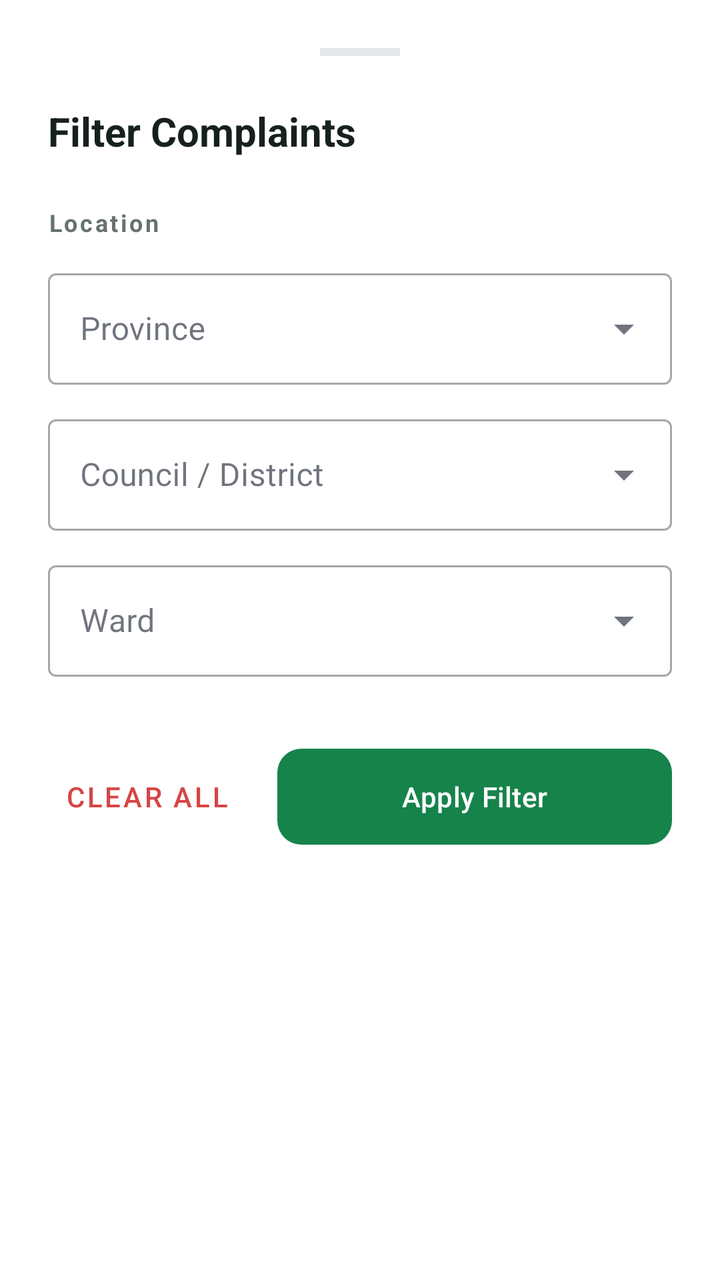
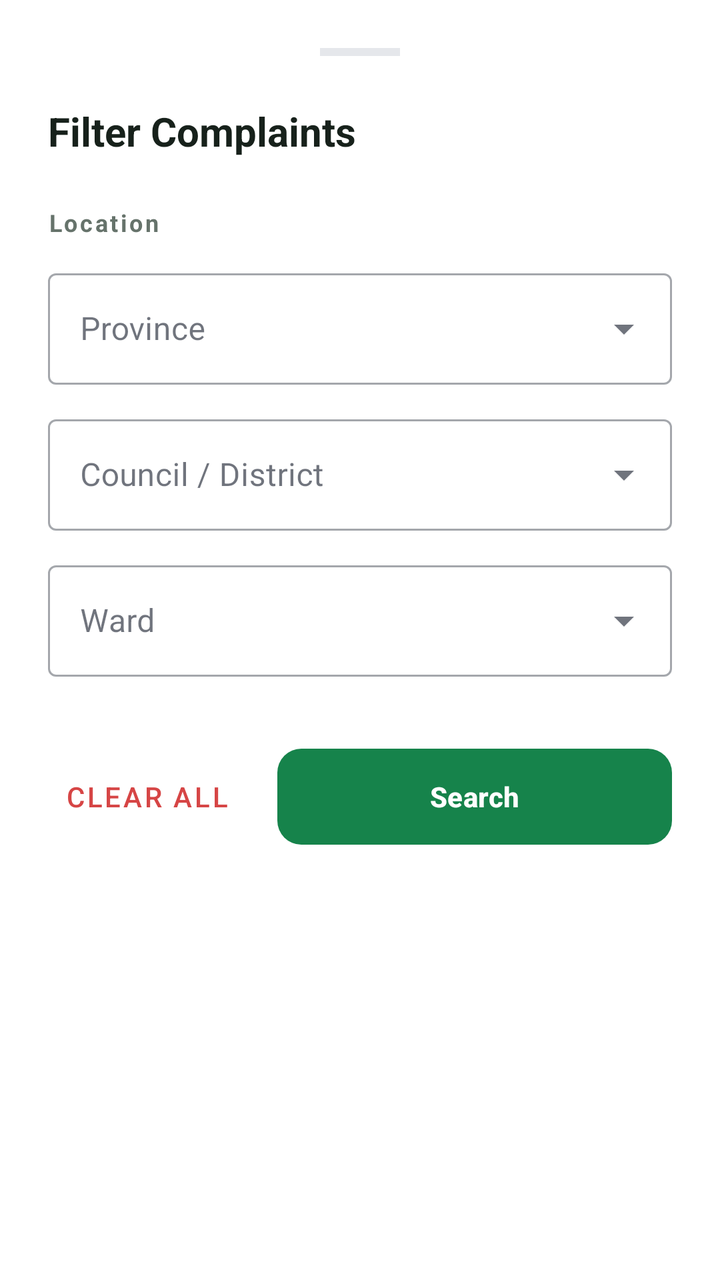

Screens rendered from an Android XML layout before and after an edit, with the pre-edit source and the edit as a unified diff.
<!-- AndroidManifest.xml: application theme Theme.VoiceYanga -->
<!-- res/layout/layout_filter_bottom_sheet.xml -->
<?xml version="1.0" encoding="utf-8"?>
<LinearLayout xmlns:android="http://schemas.android.com/apk/res/android"
    xmlns:app="http://schemas.android.com/apk/res-auto"
    android:layout_width="match_parent"
    android:layout_height="wrap_content"
    android:orientation="vertical"
    android:padding="24dp"
    android:background="@drawable/bg_bottom_sheet">

    <View
        android:layout_width="40dp"
        android:layout_height="4dp"
        android:layout_gravity="center_horizontal"
        android:layout_marginBottom="24dp"
        android:background="@color/neutral_200" />

    <TextView
        android:layout_width="wrap_content"
        android:layout_height="wrap_content"
        android:text="@string/filter_title"
        android:textColor="?android:attr/textColorPrimary"
        android:textSize="20sp"
        android:textStyle="bold" />

    <TextView
        android:layout_width="wrap_content"
        android:layout_height="wrap_content"
        android:layout_marginTop="24dp"
        android:text="@string/filter_location_label"
        android:textColor="?android:attr/textColorSecondary"
        android:textSize="12sp"
        android:textStyle="bold"
        android:letterSpacing="0.1" />

    <com.google.android.material.textfield.TextInputLayout
        android:id="@+id/tilProvince"
        style="@style/Widget.MaterialComponents.TextInputLayout.OutlinedBox.ExposedDropdownMenu"
        android:layout_width="match_parent"
        android:layout_height="wrap_content"
        android:layout_marginTop="12dp"
        android:hint="@string/filter_province_hint">

        <AutoCompleteTextView
            android:id="@+id/actProvince"
            android:layout_width="match_parent"
            android:layout_height="wrap_content"
            android:inputType="none" />

    </com.google.android.material.textfield.TextInputLayout>

    <com.google.android.material.textfield.TextInputLayout
        android:id="@+id/tilDistrict"
        style="@style/Widget.MaterialComponents.TextInputLayout.OutlinedBox.ExposedDropdownMenu"
        android:layout_width="match_parent"
        android:layout_height="wrap_content"
        android:layout_marginTop="12dp"
        android:hint="@string/filter_district_hint">

        <AutoCompleteTextView
            android:id="@+id/actDistrict"
            android:layout_width="match_parent"
            android:layout_height="wrap_content"
            android:inputType="none" />

    </com.google.android.material.textfield.TextInputLayout>

    <com.google.android.material.textfield.TextInputLayout
        android:id="@+id/tilWard"
        style="@style/Widget.MaterialComponents.TextInputLayout.OutlinedBox.ExposedDropdownMenu"
        android:layout_width="match_parent"
        android:layout_height="wrap_content"
        android:layout_marginTop="12dp"
        android:hint="@string/filter_ward_hint">

        <AutoCompleteTextView
            android:id="@+id/actWard"
            android:layout_width="match_parent"
            android:layout_height="wrap_content"
            android:inputType="none" />

    </com.google.android.material.textfield.TextInputLayout>

    <LinearLayout
        android:layout_width="match_parent"
        android:layout_height="wrap_content"
        android:layout_marginTop="32dp"
        android:orientation="horizontal">

        <com.google.android.material.button.MaterialButton
            android:id="@+id/btnClear"
            style="@style/Widget.MaterialComponents.Button.TextButton"
            android:layout_width="0dp"
            android:layout_height="56dp"
            android:layout_weight="1"
            android:text="@string/filter_clear_all"
            android:textColor="@color/primary_red" />

        <com.google.android.material.button.MaterialButton
            android:id="@+id/btnApply"
            android:layout_width="0dp"
            android:layout_height="56dp"
            android:layout_marginStart="16dp"
            android:layout_weight="2"
            android:text="@string/filter_apply"
            app:backgroundTint="@color/primary_green"
            app:cornerRadius="12dp" />

    </LinearLayout>

</LinearLayout>
<!-- resources referenced by this layout -->
<resources>
  <color name="neutral_200">#E5E7EB</color>
  <color name="primary_green">#16834B</color>
  <color name="primary_red">#D64545</color>
  <!-- drawable bg_bottom_sheet (drawable) -->
  <?xml version="1.0" encoding="utf-8"?>
  <shape xmlns:android="http://schemas.android.com/apk/res/android">
      <solid android:color="?attr/colorSurface" />
      <corners
          android:topLeftRadius="24dp"
          android:topRightRadius="24dp" />
  </shape>
  <string name="filter_apply">Apply Filter</string>
  <string name="filter_clear_all">Clear All</string>
  <string name="filter_district_hint">Council / District</string>
  <string name="filter_location_label">Location</string>
  <string name="filter_province_hint">Province</string>
  <string name="filter_title">Filter Complaints</string>
  <string name="filter_ward_hint">Ward</string>
  <style name="Theme.VoiceYanga" parent="Base.Theme.VoiceYanga" />
  <style name="Base.Theme.VoiceYanga" parent="Theme.Material3.DayNight.NoActionBar">
          <item name="colorPrimary">@color/primary_green</item>
          <item name="colorPrimaryVariant">@color/primary_green_dark</item>
          <item name="colorOnPrimary">@color/white</item>
  
          <item name="colorSecondary">@color/primary_green</item>
          <item name="colorOnSecondary">@color/white</item>
  
          <item name="android:windowBackground">@color/background_white</item>
          <item name="android:statusBarColor">@color/background_white</item>
          <item name="android:windowLightStatusBar">true</item>
  
          
          <item name="colorSurface">@color/surface_light</item>
          <item name="colorOnSurface">@color/on_surface_light</item>
          <item name="colorSurfaceVariant">@color/surface_variant_light</item>
          <item name="colorOnSurfaceVariant">@color/on_surface_variant_light</item>
          <item name="colorOutline">@color/outline_light</item>
  
          <item name="android:textColorPrimary">@color/text_primary</item>
          <item name="android:textColorSecondary">@color/text_secondary</item>
      </style>
  <color name="primary_green_dark">#11663D</color>
  <color name="white">#FFFFFFFF</color>
  <color name="background_white">#FFFFFF</color>
  <color name="surface_light">#FFFFFF</color>
  <color name="on_surface_light">#111827</color>
  <color name="surface_variant_light">#F3F4F6</color>
  <color name="on_surface_variant_light">#4B5563</color>
  <color name="outline_light">#E5E7EB</color>
  <color name="text_primary">#17211B</color>
  <color name="text_secondary">#66736B</color>
</resources>

<!-- the commit's change to res/layout/layout_filter_bottom_sheet.xml (unified diff, before → after) -->
@@ -102,6 +102,8 @@
             android:layout_marginStart="16dp"
             android:layout_weight="2"
             android:text="@string/filter_apply"
+            android:textColor="#FFFFFF"
+            android:textStyle="bold"
             app:backgroundTint="@color/primary_green"
             app:cornerRadius="12dp" />
 
<!-- resource entries referenced after the edit -->
@@ -11,7 +11,7 @@
           android:topLeftRadius="24dp"
           android:topRightRadius="24dp" />
   </shape>
-  <string name="filter_apply">Apply Filter</string>
+  <string name="filter_apply">Search</string>
   <string name="filter_clear_all">Clear All</string>
   <string name="filter_district_hint">Council / District</string>
   <string name="filter_location_label">Location</string>
